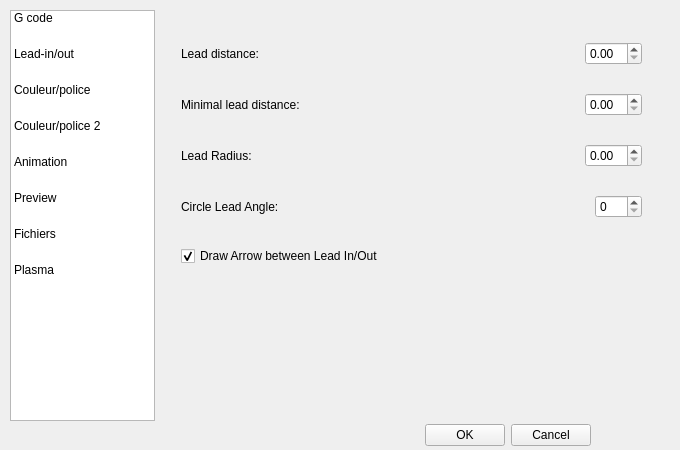
Before: the Qt Designer form 0.5.2/src/settingsdialog.ui in dmummert/camnest, drawn with Qt 5.
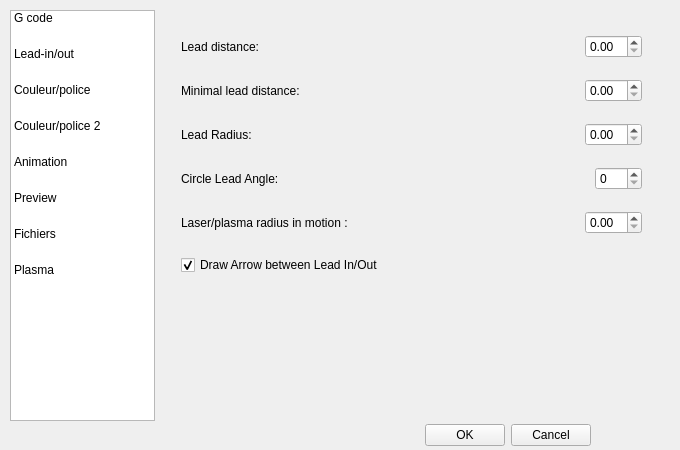
After: the same form once the commit is applied. The open tabs and pages were chosen to show the change. Icons and pictures are not drawn.

Diff of the .ui file:
```diff
--- a/0.5.2/src/settingsdialog.ui
+++ b/0.5.2/src/settingsdialog.ui
@@ -606,6 +606,43 @@
            </item>
           </layout>
          </item>
+         <item>
+          <layout class="QHBoxLayout" name="horizontalLayout_25">
+           <item>
+            <widget class="QLabel" name="label_24">
+             <property name="whatsThis">
+              <string>Angle at which circles leads should be drawn (and cut).</string>
+             </property>
+             <property name="text">
+              <string>Laser/plasma radius in motion :</string>
+             </property>
+             <property name="buddy">
+              <cstring>leadAngleSB</cstring>
+             </property>
+            </widget>
+           </item>
+           <item>
+            <spacer name="horizontalSpacer_16">
+             <property name="orientation">
+              <enum>Qt::Horizontal</enum>
+             </property>
+             <property name="sizeHint" stdset="0">
+              <size>
+               <width>40</width>
+               <height>20</height>
+              </size>
+             </property>
+            </spacer>
+           </item>
+           <item>
+            <widget class="QDoubleSpinBox" name="leadRadiusMotionSB">
+             <property name="toolTip">
+              <string>Will represent the Arrow stroke width</string>
+             </property>
+            </widget>
+           </item>
+          </layout>
+         </item>
          <item>
           <widget class="QCheckBox" name="drawArrowCB">
            <property name="text">
```
Left out of the diff: 22 changed lines with no effect on the pictures.
